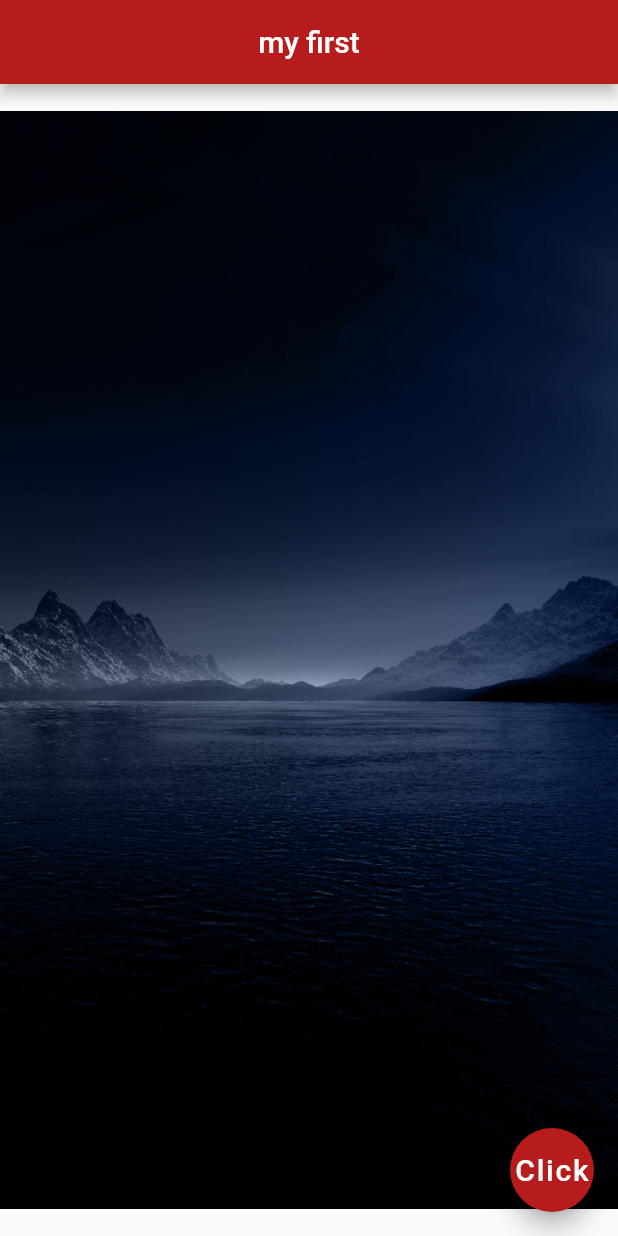
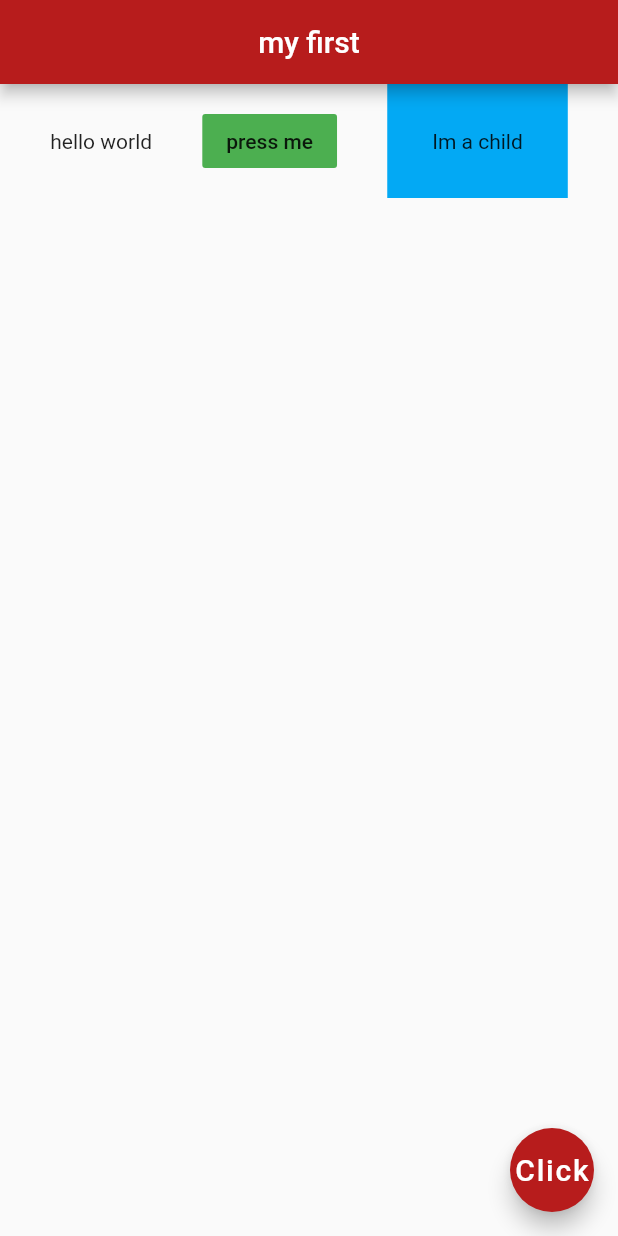
Before and after one commit to AndresArdila89/flutter_course, a Flutter app: the screen it shows after launch, on a phone screen of 412 x 824 dp. Run offline on Flutter 3.47's test engine with Material 2 defaults, Android fonts, the phone set to English and light mode, and no system bars.

Commit message:
Flutter Tutorial #12 Rows

```diff
--- a/course/lib/main.dart
+++ b/course/lib/main.dart
@@ -15,9 +15,22 @@ class Home extends StatelessWidget {
         centerTitle: true,
         backgroundColor: Colors.red[900],
       ),
-      body: Center(
-        child: Image.asset('assets/bg_2.jpg'),
-        ),
+      body: Row(
+        mainAxisAlignment: MainAxisAlignment.spaceEvenly ,
+        children: <Widget>[
+          Text('hello world'),
+          FlatButton(
+            onPressed: (){},
+            child: Text('press me'),
+            color: Colors.green,
+            ),
+          Container(
+            color: Colors.lightBlue,
+            padding: EdgeInsets.all(30),
+            child: Text('Im a child'),
+          ),
+        ],
+      ),
 
         floatingActionButton: FloatingActionButton(
           onPressed: (){},
```
